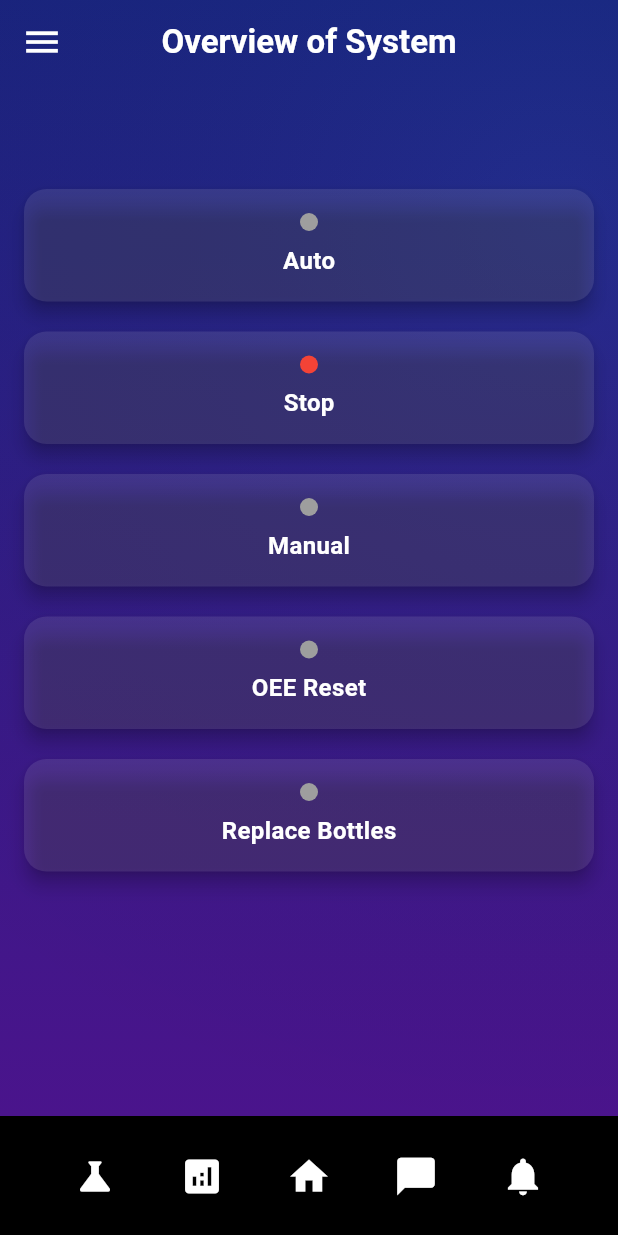
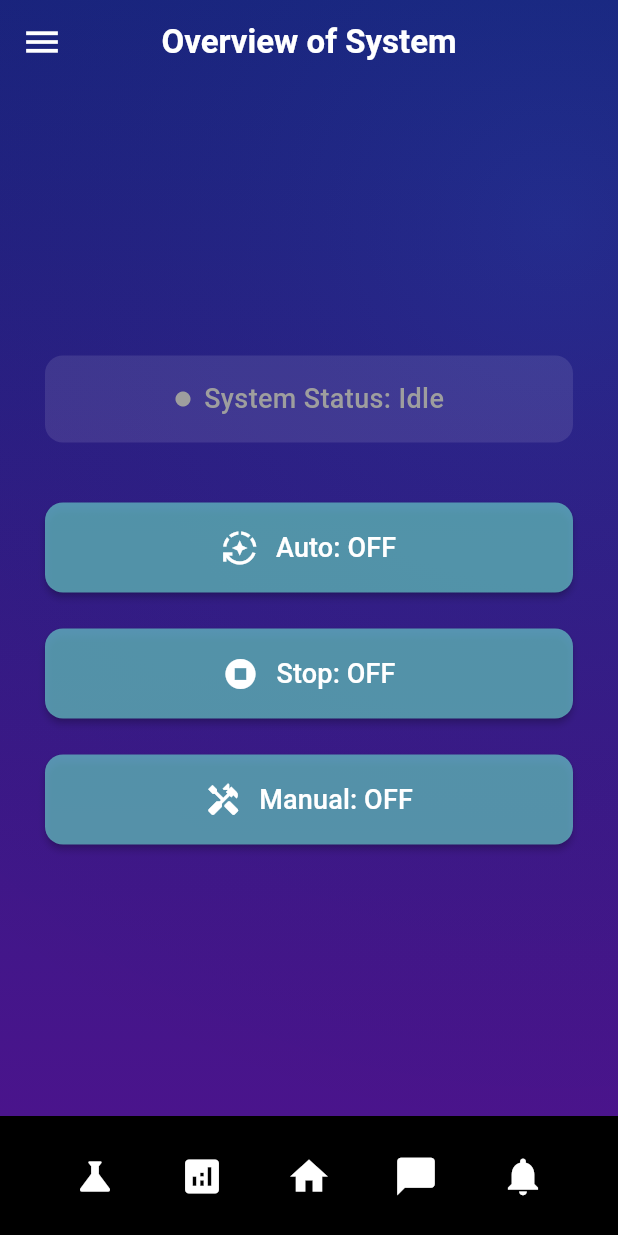
Before and after one commit to Notch-X/mpbasic, a Flutter app: the ProcessPage screen opened directly, on a phone screen of 412 x 824 dp. Run offline on Flutter 3.47's test engine with Material 3 defaults, Android fonts, the light colour scheme and no system bars; our stand-ins replace firebase_core, firebase_database, flutter_dotenv, flutter_riverpod, google_generative_ai; accounts and stored records are empty.

Commit message:
new file:   app.py 	modified:   lib/pages/controls/control_buttons.dart 	modified:   lib/pages/manual_mode.dart 	modified:   lib/pages/process.dart 	modified:   pubspec.lock 	modified:   pubspec.yaml

```diff
--- a/lib/pages/process.dart
+++ b/lib/pages/process.dart
@@ -1,4 +1,7 @@
+import 'dart:async';
 import 'package:flutter/material.dart';
+import 'package:http/http.dart' as http;
+import 'dart:convert';
 import 'package:mpbasic/pages/UI/UX/background_widget.dart';
 import 'package:mpbasic/pages/UI/UX/bottom_app_bar_widget.dart';
 import 'package:mpbasic/pages/UI/UX/drawer_widget.dart';
@@ -8,6 +11,26 @@ import 'package:mpbasic/pages/alerts.dart';
 import 'package:mpbasic/pages/analytics.dart';
 import 'package:mpbasic/pages/manual_mode.dart';
 
+void main() {
+  runApp(const MyApp());
+}
+
+class MyApp extends StatelessWidget {
+  const MyApp({super.key});
+
+  @override
+  Widget build(BuildContext context) {
+    return MaterialApp(
+      title: 'Process Control',
+      theme: ThemeData(
+        primarySwatch: Colors.blue,
+        scaffoldBackgroundColor: Colors.black,
+      ),
+      home: const ProcessPage(),
+    );
+  }
+}
+
 class ProcessPage extends StatefulWidget {
   const ProcessPage({super.key});
 
@@ -16,24 +39,73 @@ class ProcessPage extends StatefulWidget {
 }
 
 class _ProcessPageState extends State<ProcessPage> {
-  String _status = "";
-  bool _isAutoMode = false;
-  bool _isStopped = true;
-  double _oeeValue = 100.0;
-  bool _bottlesReplaced = false;
+  bool isButton1Toggled = false;
+  bool isButton2Toggled = false;
+  bool isButton3Toggled = false;
 
-  void _resetOEE() {
-    setState(() {
-      _oeeValue = 100.0;
-      _status = "OEE Reset to 100%";
-    });
+  Future<void> sendStateToFlask() async {
+    try {
+      // Use 10.0.2.2 for Android emulator
+      // For physical device, use your computer's IP address
+      final url = Uri.parse('http://10.0.2.2:5000');
+
+      final response = await http
+          .post(
+        url,
+        headers: {'Content-Type': 'application/json'},
+        body: json.encode({
+          'button1': isButton1Toggled,
+          'button2': isButton2Toggled,
+          'button3': isButton3Toggled,
+        }),
+      )
+          .timeout(
+        const Duration(seconds: 5),
+        onTimeout: () {
+          throw TimeoutException('Connection timed out');
+        },
+      );
+
+      if (response.statusCode == 200) {
+        print('Response from Flask: ${response.body}');
+        if (mounted) {
+          ScaffoldMessenger.of(context).showSnackBar(
+            const SnackBar(content: Text('Mode updated successfully')),
+          );
+        }
+      } else {
+        print('Failed to send data to Flask: ${response.statusCode}');
+        if (mounted) {
+          ScaffoldMessenger.of(context).showSnackBar(
+            const SnackBar(content: Text('Failed to update mode')),
+          );
+        }
+      }
+    } catch (e) {
+      print('Error sending data to Flask: $e');
+      if (mounted) {
+        ScaffoldMessenger.of(context).showSnackBar(
+          const SnackBar(
+            content: Text(
+                'Connection error. Please check if the server is running.'),
+          ),
+        );
+      }
+    }
   }
 
-  void _replaceBottles() {
+  void updateButtonStates(int buttonNumber) {
     setState(() {
-      _bottlesReplaced = true;
-      _status = "Bottles Replaced Successfully";
+      isButton1Toggled = false;
+      isButton2Toggled = false;
+      isButton3Toggled = false;
+
+      if (buttonNumber == 1) isButton1Toggled = true;
+      if (buttonNumber == 2) isButton2Toggled = true;
+      if (buttonNumber == 3) isButton3Toggled = true;
     });
+
+    sendStateToFlask();
   }
 
   @override
@@ -78,84 +150,90 @@ class _ProcessPageState extends State<ProcessPage> {
   }
 
   Widget _buildOverallSystemPage() {
-    return SingleChildScrollView(
-      padding: const EdgeInsets.all(16),
+    return SafeArea(
+      child: Center(
+        child: SingleChildScrollView(
+          child: Container(
+            constraints: const BoxConstraints(maxWidth: 400),
+            padding: const EdgeInsets.symmetric(horizontal: 24, vertical: 16),
             child: Column(
+              mainAxisAlignment: MainAxisAlignment.center,
+              crossAxisAlignment: CrossAxisAlignment.stretch,
               children: [
-          const SizedBox(height: 100), // Add padding for AppBar
-          Center(
-            child: Column(
-              children: [
-                _buildControlCard(
+                const SizedBox(height: 40),
+                _buildSystemStatus(),
+                const SizedBox(height: 40),
+                buildToggleButton(
                   label: 'Auto',
-                  color: Colors.green,
-                  isActive: _isAutoMode,
+                  isToggled: isButton1Toggled,
+                  onPressed: () => updateButtonStates(1),
+                  icon: Icons.auto_mode,
+                ),
+                const SizedBox(height: 24),
+                buildToggleButton(
+                  label: 'Stop',
+                  isToggled: isButton2Toggled,
+                  onPressed: () => updateButtonStates(2),
+                  icon: Icons.stop_circle,
+                ),
+                const SizedBox(height: 24),
+                buildToggleButton(
+                  label: 'Manual',
+                  isToggled: isButton3Toggled,
                   onPressed: () {
-                    setState(() {
-                      _isAutoMode = true;
-                      _isStopped = false;
-                      _status = "System is running in Auto mode";
-                    });
+                    updateButtonStates(3);
+                    _navigateToPage('Manual', context);
                   },
+                  icon: Icons.handyman,
                 ),
-                _buildControlCard(
-                  label: 'Stop',
-                  color: Colors.red,
-                  isActive: _isStopped,
-                  onPressed: () {
-                    setState(() {
-                      _isAutoMode = false;
-                      _isStopped = true;
-                      _status = "System stopped running";
-                    });
-                  },
+                const SizedBox(height: 40),
+              ],
             ),
-                _buildControlCard(
-                  label: 'Manual',
-                  color: Colors.orange,
-                  isActive: false,
-                  onPressed: () {
-                    Navigator.push(
-                      context,
-                      MaterialPageRoute(
-                        builder: (context) => ManualModePage(
-                          selectedModule: 0,
-                          onModuleChanged: (int moduleIndex) {},
-                          onStatusChanged: (String newStatus) {
-                            setState(() {
-                              _status = newStatus;
-                            });
-                          },
+          ),
         ),
       ),
     );
-                  },
+  }
+
+  Widget _buildSystemStatus() {
+    String status = 'System Status: ';
+    Color statusColor;
+
+    if (isButton1Toggled) {
+      status += 'Automatic Mode';
+      statusColor = Colors.green;
+    } else if (isButton2Toggled) {
+      status += 'Stopped';
+      statusColor = Colors.red;
+    } else if (isButton3Toggled) {
+      status += 'Manual Mode';
+      statusColor = Colors.orange;
+    } else {
+      status += 'Idle';
+      statusColor = Colors.grey;
+    }
+
+    return Container(
+      padding: const EdgeInsets.all(16),
+      decoration: BoxDecoration(
+        color: Colors.white.withOpacity(0.1),
+        borderRadius: BorderRadius.circular(12),
       ),
-                _buildControlCard(
-                  label: 'OEE Reset',
-                  color: Colors.blue,
-                  isActive: false,
-                  onPressed: _resetOEE,
+      child: Row(
+        mainAxisAlignment: MainAxisAlignment.center,
+        children: [
+          Icon(
+            Icons.circle,
+            size: 12,
+            color: statusColor,
           ),
-                _buildControlCard(
-                  label: 'Replace Bottles',
-                  color: Colors.purple,
-                  isActive: _bottlesReplaced,
-                  onPressed: _replaceBottles,
-                ),
-              ],
-            ),
-          ),
-          if (_status.isNotEmpty)
-            Padding(
-              padding: const EdgeInsets.all(20),
-              child: Text(
-                _status,
-                style: const TextStyle(
-                  fontSize: 16,
-                  fontWeight: FontWeight.bold,
-                  color: Colors.white,
-                ),
+          const SizedBox(width: 8),
+          Text(
+            status,
+            style: TextStyle(
+              color: statusColor,
+              fontSize: 18,
+              fontWeight: FontWeight.w500,
             ),
           ),
         ],
@@ -163,52 +241,63 @@ class _ProcessPageState extends State<ProcessPage> {
     );
   }
 
-  Widget _buildControlCard({
+  Widget buildToggleButton({
     required String label,
-    required Color color,
-    required bool isActive,
+    required bool isToggled,
     required VoidCallback onPressed,
+    required IconData icon,
   }) {
-    return Card(
-      color: Colors.white.withOpacity(0.1),
+    return Container(
+      height: 60,
+      decoration: BoxDecoration(
+        borderRadius: BorderRadius.circular(12),
+        boxShadow: [
+          BoxShadow(
+            color: isToggled
+                ? const Color(0xFF66C7C7).withOpacity(0.3)
+                : Colors.transparent,
+            blurRadius: 8,
+            spreadRadius: 1,
+          ),
+        ],
+      ),
+      child: ElevatedButton(
+        style: ElevatedButton.styleFrom(
+          backgroundColor: isToggled
+              ? const Color(0xFF66C7C7)
+              : const Color(0xFF66C7C7).withOpacity(0.7),
           shape: RoundedRectangleBorder(
-        borderRadius: BorderRadius.circular(15),
+            borderRadius: BorderRadius.circular(12),
           ),
-      elevation: 5,
-      margin: const EdgeInsets.symmetric(vertical: 10),
-      child: InkWell(
-        onTap: onPressed,
-        child: Container(
-          width: double.infinity,
-          padding: const EdgeInsets.all(16),
-          child: Column(
+          elevation: isToggled ? 0 : 2,
+          padding: const EdgeInsets.symmetric(horizontal: 20),
+        ),
+        onPressed: onPressed,
+        child: Row(
+          mainAxisAlignment: MainAxisAlignment.center,
           children: [
-              Container(
-                width: 12,
-                height: 12,
-                decoration: BoxDecoration(
-                  color: isActive ? color : Colors.grey,
-                  shape: BoxShape.circle,
+            Icon(
+              icon,
+              size: 24,
+              color: Colors.white,
             ),
-              ),
-              const SizedBox(height: 8),
+            const SizedBox(width: 12),
             Text(
-                label,
+              '$label: ${isToggled ? "ON" : "OFF"}',
               style: const TextStyle(
-                  fontSize: 16,
-                  fontWeight: FontWeight.bold,
+                fontFamily: 'Roboto',
+                fontSize: 18.0,
+                fontWeight: FontWeight.w500,
                 color: Colors.white,
               ),
             ),
           ],
         ),
       ),
-      ),
     );
   }
 
   void _navigateToPage(String route, BuildContext context) {
-    Navigator.pop(context);
     switch (route) {
       case 'Home':
         Navigator.pushAndRemoveUntil(
@@ -242,6 +331,25 @@ class _ProcessPageState extends State<ProcessPage> {
           MaterialPageRoute(builder: (context) => const AlertPage()),
         );
         break;
+      case 'Manual':
+        Navigator.push(
+          context,
+          MaterialPageRoute(
+            builder: (context) => ManualModePage(
+              selectedModule: 0,
+              onModuleChanged: (module) {
+                // handle module change
+              },
+              onStatusChanged: (status) {
+                // handle status change
+              },
+            ),
+          ),
+        );
+        break;
+      default:
+        print('Unknown route: $route');
+        break;
     }
   }
 }
--- a/pubspec.yaml
+++ b/pubspec.yaml
@@ -40,6 +40,7 @@ dependencies:
   flutter_riverpod: ^2.4.10
   flutter_dotenv: ^5.1.0
   google_generative_ai: ^0.4.0
+  http: 1.2.2
 
 
 dev_dependencies:
```
Also changed, not shown: lib/pages/controls/control_buttons.dart (+67 -22 lines), lib/pages/manual_mode.dart (+130 -96 lines), pubspec.lock, 2 other files. Lines whose indentation alone changed are shown as unchanged.
